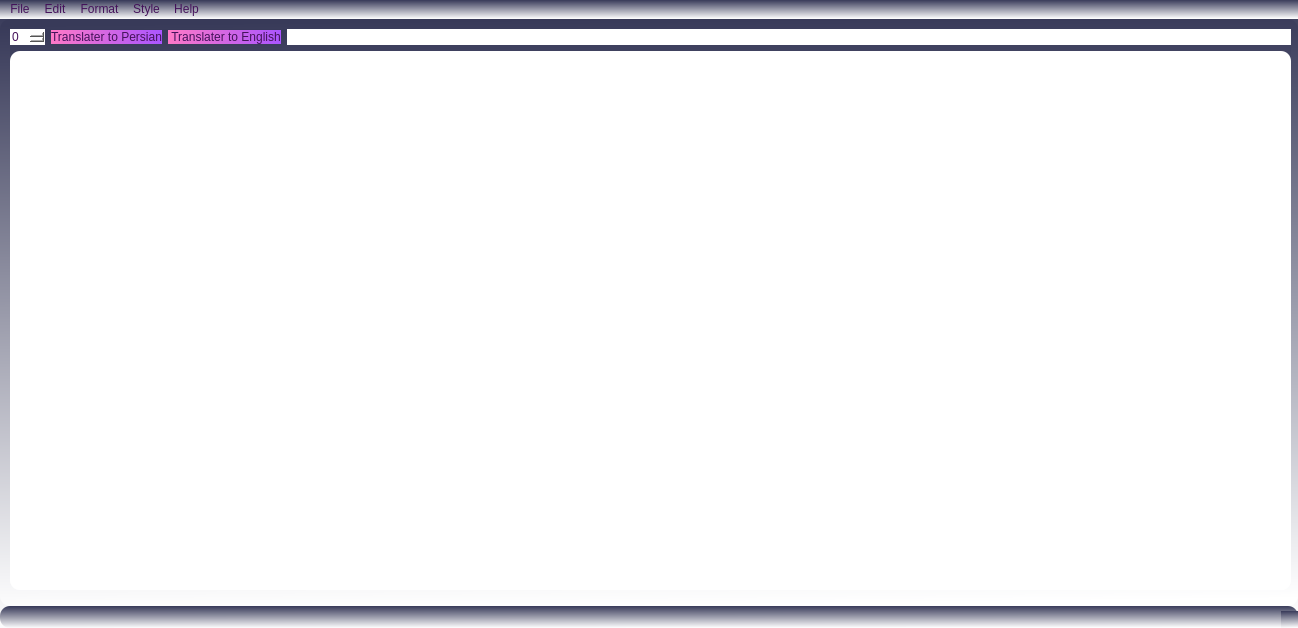
First picture: the form in design.ui, repository Hataee78/AP_Project_Mortazavi_Ataee_Haj, before the edit.
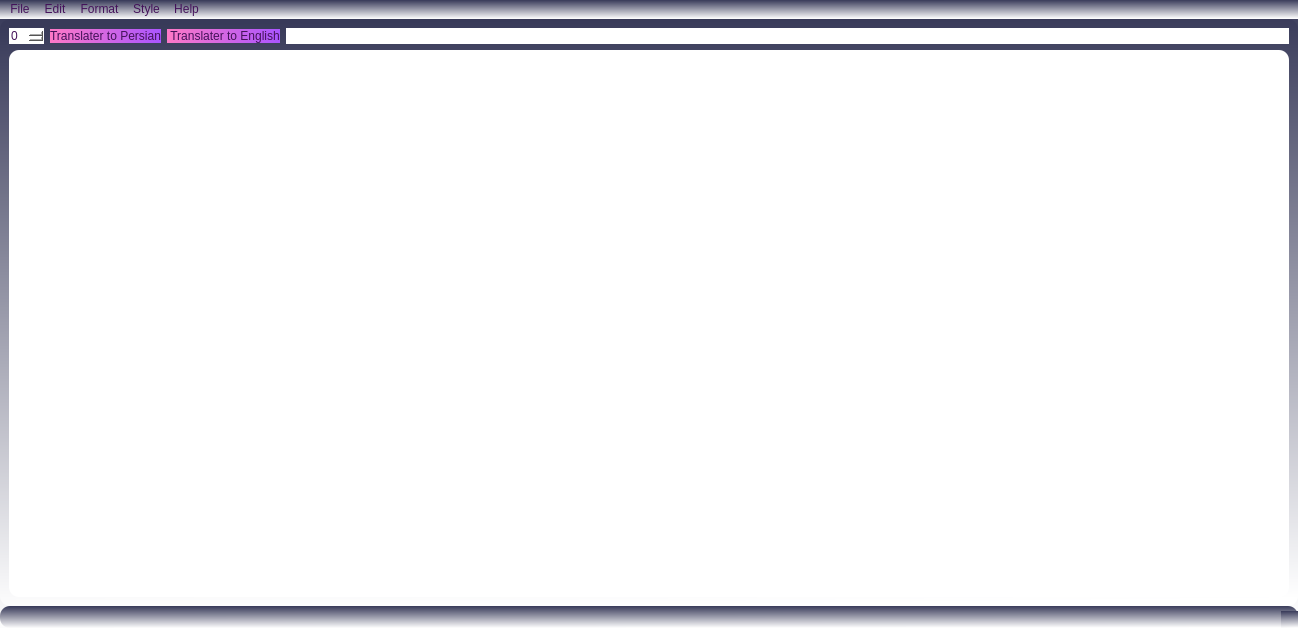
Second picture: the form after the edit. Icons and pictures are not drawn.

The edit to the form file:
```diff
--- a/design.ui
+++ b/design.ui
@@ -21,15 +21,8 @@
 </string>
   </property>
   <widget class="QWidget" name="centralwidget">
-   <widget class="QWidget" name="verticalLayoutWidget">
-    <property name="geometry">
-     <rect>
-      <x>10</x>
-      <y>10</y>
-      <width>1281</width>
-      <height>561</height>
-     </rect>
-    </property>
+   <layout class="QGridLayout" name="gridLayout">
+    <item row="0" column="0">
     <layout class="QVBoxLayout" name="verticalLayout">
      <item>
       <layout class="QHBoxLayout" name="horizontalLayout">
@@ -85,7 +78,8 @@
       </widget>
      </item>
     </layout>
-   </widget>
+    </item>
+   </layout>
   </widget>
   <widget class="QStatusBar" name="statusbar"/>
   <widget class="QMenuBar" name="menubar">
```
Lines whose indentation alone changed are shown as unchanged.
